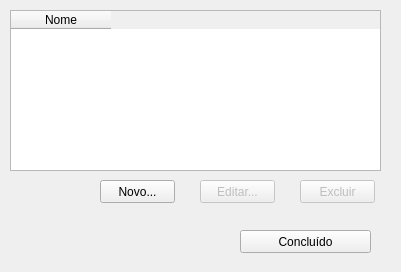
Above: Source/tipocampeonato.ui from Bielcito/CadastroDoFutebol before the change. Below: the same form after it.
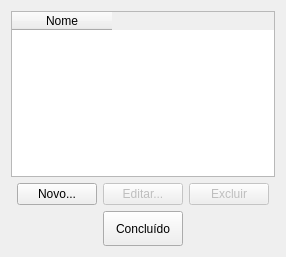
That is the form after the change.

What changed in the file:
```diff
--- a/Source/tipocampeonato.ui
+++ b/Source/tipocampeonato.ui
@@ -6,86 +6,133 @@
    <rect>
     <x>0</x>
     <y>0</y>
-    <width>401</width>
-    <height>272</height>
+    <width>269</width>
+    <height>257</height>
    </rect>
   </property>
   <property name="windowTitle">
    <string>Gerenciar Tipos de Campeonato</string>
   </property>
-  <widget class="QTableWidget" name="tabela">
-   <property name="geometry">
-    <rect>
-     <x>10</x>
-     <y>10</y>
-     <width>371</width>
-     <height>161</height>
-    </rect>
-   </property>
-   <column>
-    <property name="text">
-     <string>Nome</string>
-    </property>
-   </column>
-  </widget>
-  <widget class="QPushButton" name="editar">
-   <property name="enabled">
-    <bool>false</bool>
-   </property>
-   <property name="geometry">
-    <rect>
-     <x>200</x>
-     <y>180</y>
-     <width>75</width>
-     <height>23</height>
-    </rect>
-   </property>
+  <layout class="QGridLayout" name="gridLayout_2">
+   <item row="0" column="0" rowspan="8" colspan="6">
+    <layout class="QGridLayout" name="gridLayout">
+     <item row="4" column="2">
+      <widget class="QPushButton" name="novo_2">
+       <property name="sizePolicy">
+        <sizepolicy hsizetype="Fixed" vsizetype="Fixed">
+         <horstretch>0</horstretch>
+         <verstretch>0</verstretch>
+        </sizepolicy>
+       </property>
+       <property name="minimumSize">
+        <size>
+         <width>0</width>
+         <height>35</height>
+        </size>
+       </property>
    <property name="text">
-    <string>Editar...</string>
-   </property>
-  </widget>
+        <string>Concluído</string>
+       </property>
+      </widget>
+     </item>
+     <item row="3" column="3">
   <widget class="QPushButton" name="excluir">
    <property name="enabled">
     <bool>false</bool>
    </property>
-   <property name="geometry">
-    <rect>
-     <x>300</x>
-     <y>180</y>
-     <width>75</width>
-     <height>23</height>
-    </rect>
+       <property name="sizePolicy">
+        <sizepolicy hsizetype="Fixed" vsizetype="Fixed">
+         <horstretch>0</horstretch>
+         <verstretch>0</verstretch>
+        </sizepolicy>
    </property>
    <property name="text">
     <string>Excluir</string>
    </property>
   </widget>
+     </item>
+     <item row="3" column="2">
+      <widget class="QPushButton" name="editar">
+       <property name="enabled">
+        <bool>false</bool>
+       </property>
+       <property name="sizePolicy">
+        <sizepolicy hsizetype="Fixed" vsizetype="Fixed">
+         <horstretch>0</horstretch>
+         <verstretch>0</verstretch>
+        </sizepolicy>
+       </property>
+       <property name="text">
+        <string>Editar...</string>
+       </property>
+      </widget>
+     </item>
+     <item row="3" column="0">
+      <spacer name="horizontalSpacer">
+       <property name="orientation">
+        <enum>Qt::Horizontal</enum>
+       </property>
+       <property name="sizeHint" stdset="0">
+        <size>
+         <width>40</width>
+         <height>20</height>
+        </size>
+       </property>
+      </spacer>
+     </item>
+     <item row="3" column="1">
   <widget class="QPushButton" name="novo">
-   <property name="geometry">
-    <rect>
-     <x>100</x>
-     <y>180</y>
-     <width>75</width>
-     <height>23</height>
-    </rect>
+       <property name="sizePolicy">
+        <sizepolicy hsizetype="Fixed" vsizetype="Fixed">
+         <horstretch>0</horstretch>
+         <verstretch>0</verstretch>
+        </sizepolicy>
    </property>
    <property name="text">
     <string>Novo...</string>
    </property>
   </widget>
-  <widget class="QPushButton" name="novo_2">
-   <property name="geometry">
-    <rect>
-     <x>240</x>
-     <y>230</y>
-     <width>131</width>
-     <height>23</height>
-    </rect>
-   </property>
+     </item>
+     <item row="3" column="4">
+      <spacer name="horizontalSpacer_2">
+       <property name="orientation">
+        <enum>Qt::Horizontal</enum>
+       </property>
+       <property name="sizeHint" stdset="0">
+        <size>
+         <width>40</width>
+         <height>20</height>
+        </size>
+       </property>
+      </spacer>
+     </item>
+     <item row="2" column="0" colspan="5">
+      <widget class="QTableWidget" name="tabela">
+       <property name="enabled">
+        <bool>true</bool>
+       </property>
+       <property name="horizontalScrollBarPolicy">
+        <enum>Qt::ScrollBarAsNeeded</enum>
+       </property>
+       <property name="sizeAdjustPolicy">
+        <enum>QAbstractScrollArea::AdjustIgnored</enum>
+       </property>
+       <property name="editTriggers">
+        <set>QAbstractItemView::NoEditTriggers</set>
+       </property>
+       <property name="horizontalScrollMode">
+        <enum>QAbstractItemView::ScrollPerPixel</enum>
+       </property>
+       <column>
    <property name="text">
-    <string>Concluído</string>
-   </property>
-  </widget>
+         <string>Nome</string>
+        </property>
+       </column>
+      </widget>
+     </item>
+    </layout>
+   </item>
+  </layout>
  </widget>
  <resources/>
  <connections/>
```
Lines whose indentation alone changed are shown as unchanged.
